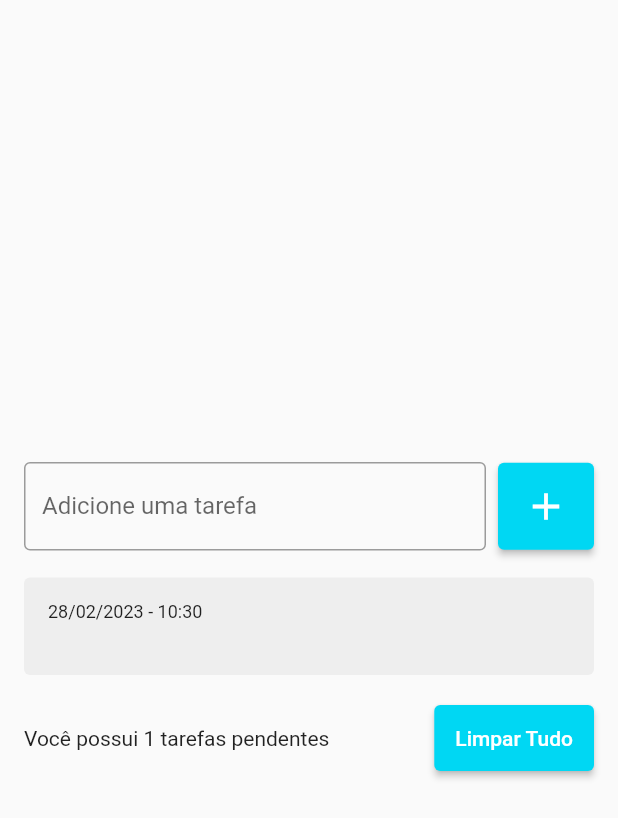
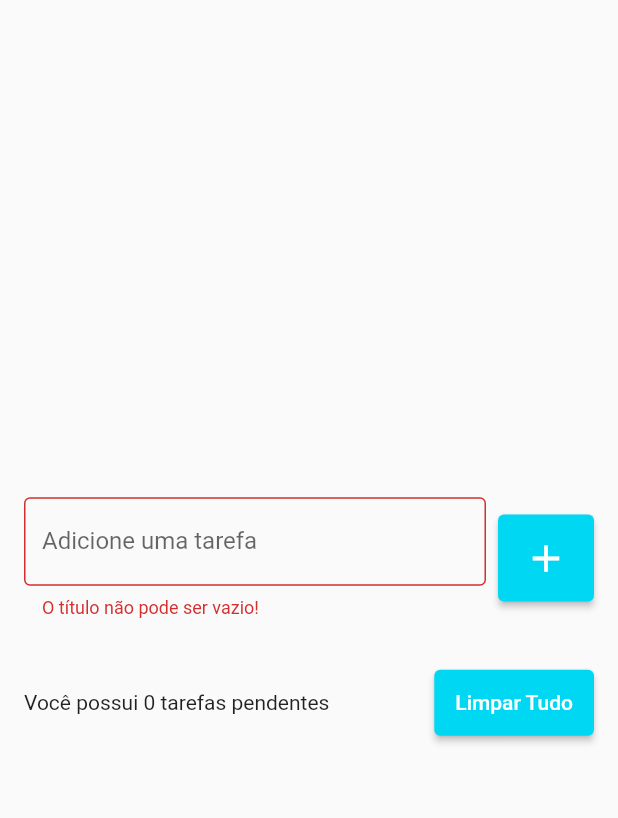
Before and after one commit to diego7529/todo_list, a Flutter app: the screen it shows after launch, after a tap on the "add" icon, on a phone screen of 412 x 824 dp. Shown: the top 818 px of the screen. Run offline on Flutter 3.47's test engine with Material 2 defaults, Android fonts, the phone set to English and light mode, and no system bars; drawn by our look-alikes of flutter_slidable; our stand-ins replace shared_preferences.

Commit message:
Segunda parte completa

```diff
--- a/lib/models/todo.dart
+++ b/lib/models/todo.dart
@@ -1,6 +1,17 @@
 class Todo {
-  Todo({required this.title, required this.time});
+  Todo({required this.title, required this.dateTime});
+
+  Todo.fromJson(Map<String, dynamic> json)
+      : title = json['title'],
+        dateTime = DateTime.parse(json['datetime']);
 
   String title;
-  DateTime time;
+  DateTime dateTime;
+
+  Map<String, dynamic> toJson() {
+    return {
+      'title': title,
+      'datetime': dateTime.toIso8601String(),
+    };
+  }
 }
--- a/lib/pages/todo_list_page.dart
+++ b/lib/pages/todo_list_page.dart
@@ -1,5 +1,6 @@
 import 'package:flutter/material.dart';
 import 'package:lista_tarefas/models/todo.dart';
+import 'package:lista_tarefas/repositories/todo_repository.dart';
 import '../widgets/todo_list_item.dart';
 
 class TodoListPage extends StatefulWidget {
@@ -10,11 +11,25 @@ class TodoListPage extends StatefulWidget {
 }
 
 class _TodoListPageState extends State<TodoListPage> {
+  final TextEditingController todoController = TextEditingController();
+  final TodoRepository todoRepository = TodoRepository();
+
   List<Todo> todos = [];
+
   Todo? deletedTodo;
   int? deletedTodoPos;
+  String? errorText;
 
-  final TextEditingController todoController = TextEditingController();
+  @override
+  void initState() {
+    super.initState();
+
+    todoRepository.getTodoList().then((value) {
+      setState(() {
+        todos = value;
+      });
+    });
+  }
 
   @override
   Widget build(BuildContext context) {
@@ -30,25 +45,34 @@ class _TodoListPageState extends State<TodoListPage> {
                 children: [
                   Expanded(
                     child: TextField(
-                      controller: todoController,
-                      decoration: InputDecoration(
-                          border: OutlineInputBorder(),
-                          labelText: 'Adicione uma tarefa',
-                          hintText: 'Ex: Estudar Flutter'),
-                    ),
+                        controller: todoController,
+                        decoration: InputDecoration(
+                            border: OutlineInputBorder(),
+                            labelText: 'Adicione uma tarefa',
+                            hintText: 'Ex: Estudar Flutter',
+                            errorText: errorText)),
                   ),
                   SizedBox(width: 8),
                   ElevatedButton(
                       onPressed: () {
                         String text = todoController.text;
+
+                        if (text.isEmpty) {
+                          setState(() {
+                            errorText = 'O título não pode ser vazio!';
+                          });
+                          return;
+                        }
                         setState(() {
                           Todo newTodo = Todo(
                             title: text,
-                            time: DateTime.now(),
+                            dateTime: DateTime.now(),
                           );
                           todos.add(newTodo);
+                          errorText = null;
                         });
                         todoController.clear();
+                        todoRepository.saveTodoList(todos);
                       },
                       style: ElevatedButton.styleFrom(
                           backgroundColor: Color(0xff00d7f3),
@@ -92,9 +116,11 @@ class _TodoListPageState extends State<TodoListPage> {
   void onDelete(Todo todo) {
     deletedTodo = todo;
     deletedTodoPos = todos.indexOf(todo);
+
     setState(() {
       todos.remove(todo);
     });
+    todoRepository.saveTodoList(todos);
 
     ScaffoldMessenger.of(context).clearSnackBars();
     ScaffoldMessenger.of(context).showSnackBar(SnackBar(
@@ -105,8 +131,10 @@ class _TodoListPageState extends State<TodoListPage> {
           setState(() {
             todos.insert(deletedTodoPos!, deletedTodo!);
           });
+          todoRepository.saveTodoList(todos);
         },
       ),
+      duration: const Duration(seconds: 5),
     ));
   }
 
@@ -140,5 +168,6 @@ class _TodoListPageState extends State<TodoListPage> {
     setState(() {
       todos.clear();
     });
+    todoRepository.saveTodoList(todos);
   }
 }
--- /dev/null
+++ b/lib/repositories/todo_repository.dart
@@ -0,0 +1,21 @@
+import 'dart:convert';
+import 'package:shared_preferences/shared_preferences.dart';
+import '../models/todo.dart';
+
+const todoListKey = 'todo_list';
+
+class TodoRepository {
+  late SharedPreferences sharedPreferences;
+
+  Future<List<Todo>> getTodoList() async {
+    sharedPreferences = await SharedPreferences.getInstance();
+    final String jsonString = sharedPreferences.getString(todoListKey) ?? '[]';
+    final List jsonDecoded = json.decode(jsonString) as List;
+    return jsonDecoded.map((e) => Todo.fromJson(e)).toList();
+  }
+
+  void saveTodoList(List<Todo> todos) {
+    final String jsonString = json.encode(todos);
+    sharedPreferences.setString('todo_list', jsonString);
+  }
+}
--- a/lib/widgets/todo_list_item.dart
+++ b/lib/widgets/todo_list_item.dart
@@ -36,7 +36,7 @@ class TodoListIten extends StatelessWidget {
               crossAxisAlignment: CrossAxisAlignment.stretch,
               children: [
                 Text(
-                  DateFormat('dd/MM/yyyy - HH:mm').format(todo.time),
+                  DateFormat('dd/MM/yyyy - HH:mm').format(todo.dateTime),
                   style: TextStyle(
                     fontSize: 12,
                   ),
--- a/pubspec.yaml
+++ b/pubspec.yaml
@@ -38,6 +38,7 @@ dependencies:
   cupertino_icons: ^1.0.2
   intl:
   flutter_slidable: ^0.6.0
+  shared_preferences: ^2.0.18
 
 dev_dependencies:
   flutter_test:
```
Also changed, not shown: pubspec.lock.
